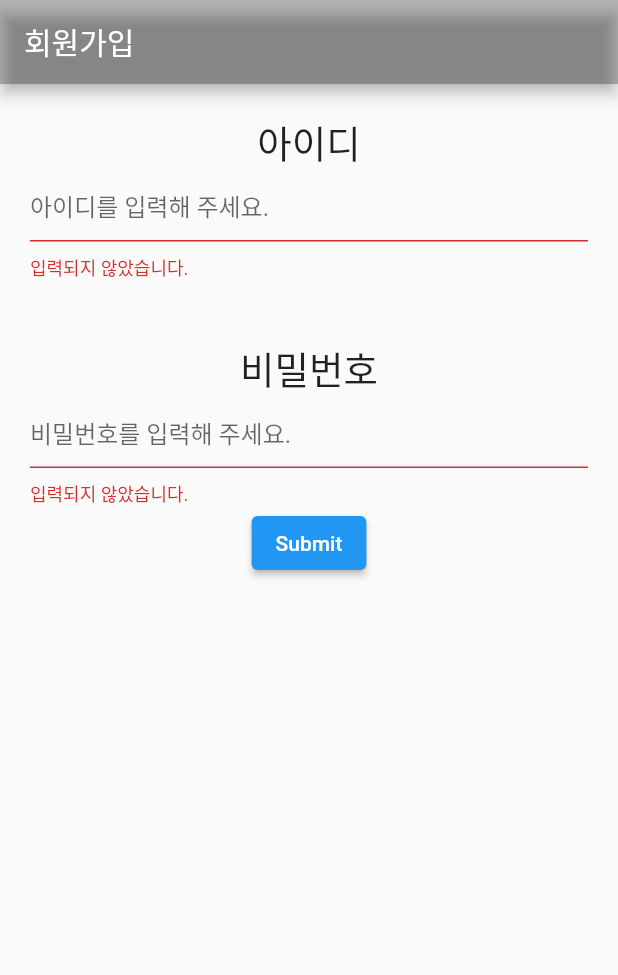
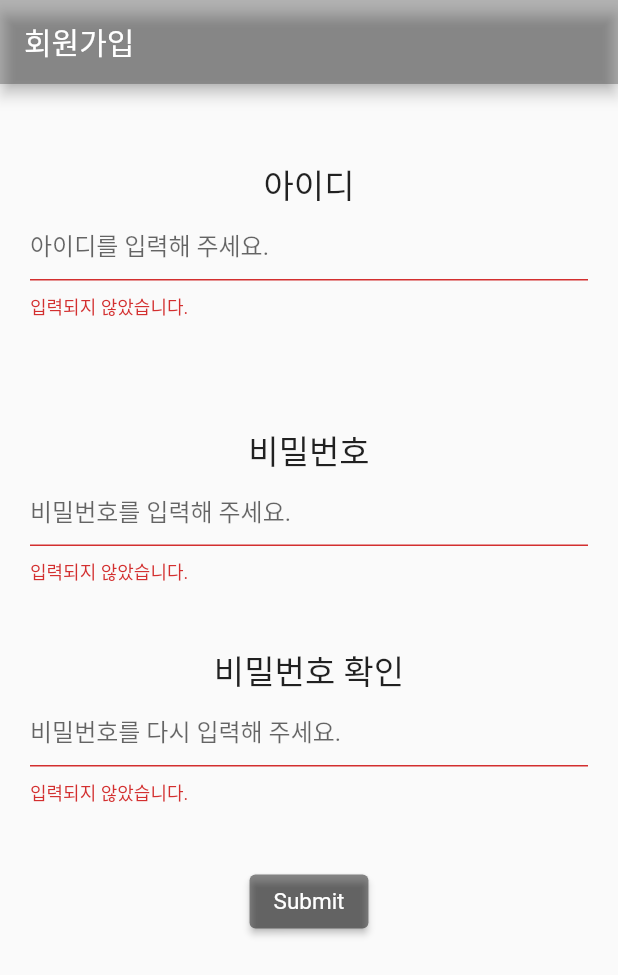
Before and after one commit to comalmot/2022-01-BasicProjectLab, a Flutter app: the makeProfile screen opened directly, after a tap on "Submit", on a phone screen of 412 x 824 dp. Shown: the top 975 px of the screen. Run offline on Flutter 3.47's test engine with Material 2 defaults, Android fonts, the phone set to English and light mode, and no system bars.

Commit message:
회원가입창. 비밀번호 확인 추가

```diff
--- a/lib/boong_join.dart
+++ b/lib/boong_join.dart
@@ -1,3 +1,4 @@
+import 'package:flutter/cupertino.dart';
 import 'package:flutter/material.dart';
 
 void main() => runApp(MyApp());
@@ -28,6 +29,7 @@ class makeProfileState extends State<makeProfile> {
   @override
   Widget build(BuildContext context) {
     return Scaffold(
+      resizeToAvoidBottomInset : false,
       appBar: AppBar(
         title: Text("회원가입"),
         backgroundColor: Colors.black26,
@@ -35,17 +37,16 @@ class makeProfileState extends State<makeProfile> {
       body: Form(
         key: formKey,
         child: Column(
-          mainAxisAlignment: MainAxisAlignment.start,
-          crossAxisAlignment: CrossAxisAlignment.start,
-          children: [
+            children: [
+              const SizedBox(height: 30.0,),
             Padding(
-              padding: const EdgeInsets.all(20),
+              padding: const EdgeInsets.fromLTRB(20, 20, 20, 20),
               child: Column(
                 children: [
                   const Text(
                     '아이디',
                     style: TextStyle(
-                      fontSize: 25.0,
+                      fontSize: 22.0,
                     ),
                   ),
                   TextFormField(
@@ -68,6 +69,7 @@ class makeProfileState extends State<makeProfile> {
                 ],
               ),
             ),
+            const SizedBox(height: 30.0,),
             Padding(
               padding: const EdgeInsets.fromLTRB(20, 20, 20, 20),
               child: Column(
@@ -75,9 +77,11 @@ class makeProfileState extends State<makeProfile> {
                   const Text(
                     '비밀번호',
                     style: TextStyle(
-                      fontSize: 25.0,
+                      fontSize: 22.0,
                     ),
                   ),
+
+
                   TextFormField(
                     autovalidateMode: AutovalidateMode.always,
                     decoration: const InputDecoration(
@@ -98,23 +102,58 @@ class makeProfileState extends State<makeProfile> {
                       } return null;
                     },
                   ),
+                ],
+              ),
+            ),
+            Padding(
+              padding: const EdgeInsets.all(20),
+              child:Column(
+                children: [
+                  const Text(
+                    '비밀번호 확인',
+                    style: TextStyle(
+                      fontSize: 22.0,
+                    ),
+                  ),
+                  TextFormField(
+                    autovalidateMode: AutovalidateMode.always,
+                    decoration: const InputDecoration(
+                      hintText: '비밀번호를 다시 입력해 주세요.',
+                    ),
+                    onSaved: (value) {
+                      setState(() {
+                        _pwdCheck = value as String;
+                      });
+                    },
+                    validator: (value) {
+                      if (value == null || value.isEmpty) {
+                        return '입력되지 않았습니다.';
+                      }
+                      return null;
+                    },
+                  ),
+                  const SizedBox(height: 40.0,),
                   ElevatedButton(
                     onPressed: () {
                       if (formKey.currentState!.validate()) {
                         formKey.currentState!.save();
                         ScaffoldMessenger.of(context).showSnackBar(
-                          SnackBar(content: Text(_id+'/'+_pwd)),
+                          SnackBar(content: Text(_id+'/'+_pwd+'/'+_pwdCheck)),
                         );
                       }
-                      },
+                    },
+                    style: ButtonStyle(
+                      textStyle: MaterialStateProperty.all(
+                          TextStyle(fontSize: 15, color: Colors.white)),
+                      backgroundColor:
+                      MaterialStateProperty.all(Colors.black45),
+                    ),
                     child: const Text('Submit'),
                   )
-
-
-
                 ],
               ),
             )
+
           ]
 
         ),
```
